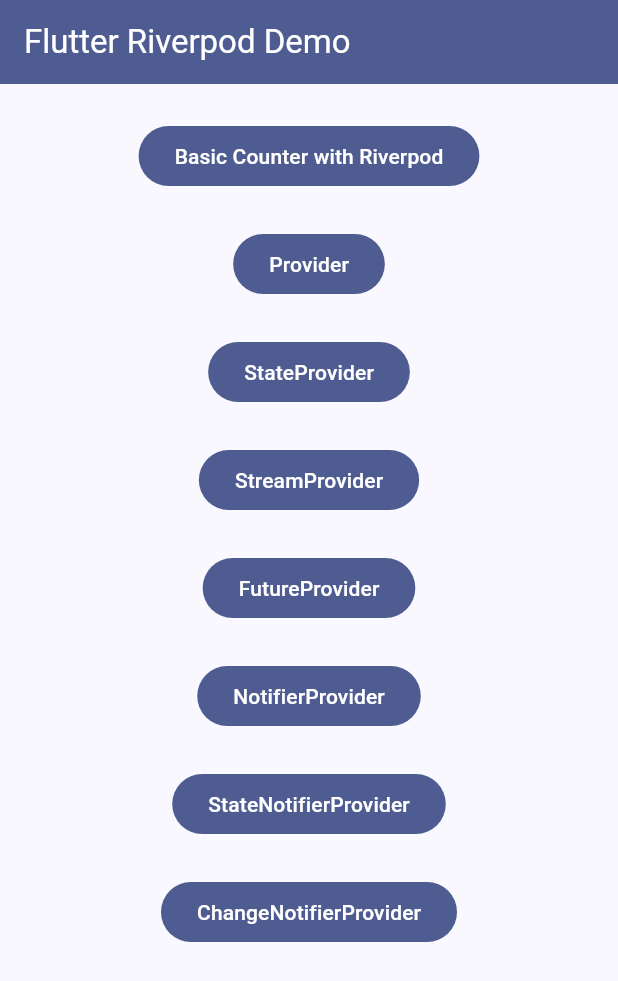
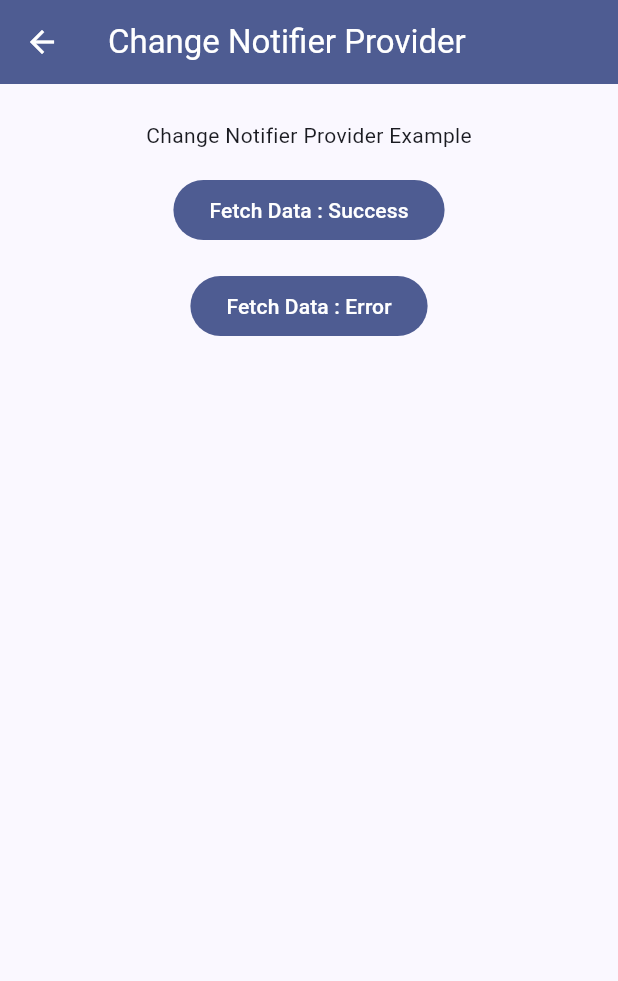
Before and after one commit to thetpaingsoe/flutter_riverpod_demo, a Flutter app: the screen it shows after launch, after a tap on "ChangeNotifierProvider", on a phone screen of 412 x 824 dp. Shown: the top 981 px of the screen. Run offline on Flutter 3.47's test engine with Material 3 defaults, Android fonts, the phone set to English and light mode, and no system bars; our stand-ins replace flutter_riverpod, riverpod_annotation; generated files the repository leaves out were written again.

Commit message:
Added Change Notifier Provider Sample

```diff
--- /dev/null
+++ b/lib/demo/change_notifier_provider/provider/data_list.dart
@@ -0,0 +1,34 @@
+import 'package:flutter/material.dart';
+import 'package:flutter_riverpod/flutter_riverpod.dart';
+
+class DataList extends ChangeNotifier {
+  String data = "";
+  bool isLoading = false;
+  String errorData = "";
+
+  Future<String> fetchData() async {
+    isLoading = true;
+    notifyListeners();
+    await Future.delayed(const Duration(seconds: 1));
+    data = "Fetched Data Successfully";
+    errorData = "";
+    isLoading = false;
+    notifyListeners();
+    return data;
+  }
+
+  Future<String> fetchErrorData() async {
+    isLoading = true;
+    notifyListeners();
+    await Future.delayed(const Duration(seconds: 1));
+    data = "";
+    errorData = "Error Fetching Data";
+    isLoading = false;
+    notifyListeners();
+    return errorData;
+  }
+}
+
+final dataListProvider = ChangeNotifierProvider<DataList>((ref) {
+  return DataList();
+});
--- /dev/null
+++ b/lib/demo/change_notifier_provider/view/change_notifier_provider_page.dart
@@ -0,0 +1,44 @@
+import 'package:flutter/material.dart';
+import 'package:flutter_riverpod/flutter_riverpod.dart';
+import 'package:flutter_riverpod_demo/demo/change_notifier_provider/provider/data_list.dart';
+
+class ChangeNotifierProviderPage extends ConsumerWidget {
+  const ChangeNotifierProviderPage({super.key});
+
+  @override
+  Widget build(BuildContext context, WidgetRef ref) {
+    final dataList = ref.watch(dataListProvider);
+    return Scaffold(
+      appBar: AppBar(
+        backgroundColor: Theme.of(context).colorScheme.primary,
+        foregroundColor: Theme.of(context).colorScheme.onPrimary,
+        title: const Text('Change Notifier Provider'),
+      ),
+      body: Center(
+        child: Column(
+          children: [
+            const SizedBox(height: 24),
+            Text('Change Notifier Provider Example'),
+            const SizedBox(height: 16),
+            FilledButton(
+              onPressed: () => ref.read(dataListProvider.notifier).fetchData(),
+              child: const Text('Fetch Data : Success'),
+            ),
+            const SizedBox(height: 16),
+            FilledButton(
+              onPressed:
+                  () => ref.read(dataListProvider.notifier).fetchErrorData(),
+              child: const Text('Fetch Data : Error'),
+            ),
+            const SizedBox(height: 16),
+            dataList.isLoading
+                ? const CircularProgressIndicator()
+                : dataList.data != ""
+                ? Text(dataList.data, style: const TextStyle(color: Colors.green))
+                : Text(dataList.errorData, style: const TextStyle(color: Colors.red)),
+          ],
+        ),
+      ),
+    );
+  }
+}
--- a/lib/main.dart
+++ b/lib/main.dart
@@ -1,5 +1,6 @@
 import 'package:flutter/material.dart';
 import 'package:flutter_riverpod/flutter_riverpod.dart';
+import 'package:flutter_riverpod_demo/demo/change_notifier_provider/view/change_notifier_provider_page.dart';
 import 'package:flutter_riverpod_demo/demo/counter/ui/counter_page.dart';
 import 'package:flutter_riverpod_demo/demo/future_provider/ui/future_provider_page.dart';
 import 'package:flutter_riverpod_demo/demo/provider/ui/provider_page.dart';
@@ -142,11 +143,11 @@ class _MyHomePageState extends State<MyHomePage> {
             ),
             FilledButton(
                 onPressed: () {
-                  // Navigator.push(
-                  //     context,
-                  //     MaterialPageRoute(
-                  //         builder: (context) =>
-                  //             const CounterPage()));
+                  Navigator.push(
+                      context,
+                      MaterialPageRoute(
+                          builder: (context) =>
+                              const ChangeNotifierProviderPage()));
                 },
                 child: Text('ChangeNotifierProvider')),
           ]        ),
```
